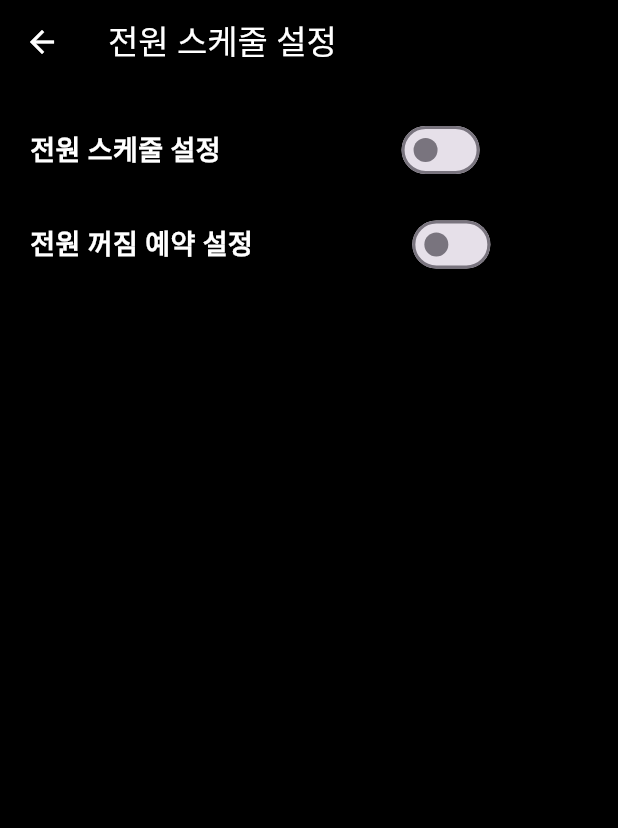
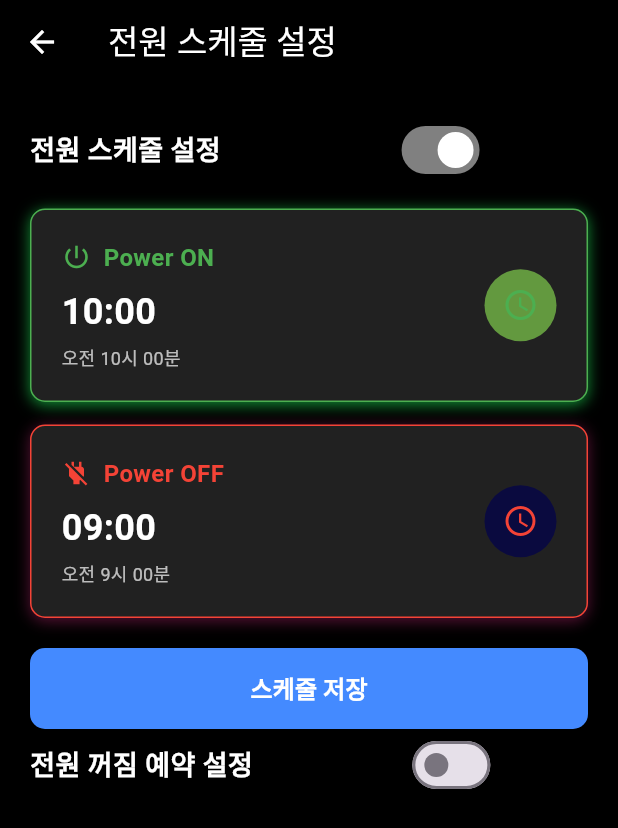
Before and after one commit to aergia-dev/moon_light_app, a Flutter app: the DevicePowerOnOffSchedule screen opened directly, on a phone screen of 412 x 824 dp. Shown: the top 828 px of the screen. Run offline on Flutter 3.47's test engine with Material 3 defaults, Android fonts, the light colour scheme and no system bars; our stand-ins replace flutter_blue_plus, flutter_colorpicker, lottie, permission_handler, shared_preferences; missing offline and left inert: flutter_cube, scroll_datetime_picker; accounts and stored records are empty.

Commit message:
add draft ui

```diff
--- a/lib/screens/device_power_onoff.dart
+++ b/lib/screens/device_power_onoff.dart
@@ -19,13 +19,58 @@ class _DevicePowerOnOffSchedule extends State<DevicePowerOnOffSchedule> {
   DateTime selectedPowerOnTime = DateTime.now();
   DateTime selectedPowerOffTime = DateTime.now().add(Duration(hours: 12));
   DateTime selectedDelayPowerOffTime = DateTime.now();
-  bool _isPowerScheduleOn = false;
-  bool _isReservedPowerOff = false;
+  bool _isPowerScheduleOnOff = false;
+  bool _isDelayPowerOff = false;
+
+  LedStatus _ledStatus = LedStatus(
+    isOn: false,
+    brightness: 0,
+    color: 0,
+    powerOnHour: 0,
+    powerOnMinute: 0,
+    powerOffHour: 0,
+    powerOffMinute: 0,
+    powerOffDelayMin: 0,
+  );
+
+  final BleService _bleService = BleService.instance;
 
   @override
   void initState() {
     super.initState();
-    //값을 어떻게 가져오나?
+    _ledStatus = BleService().getLedStatus();
+
+    selectedPowerOnTime = DateTime(
+      now.year,
+      now.month,
+      now.day,
+      10, //_ledStatus.powerOnHour,
+      _ledStatus.powerOnMinute,
+    );
+
+    selectedPowerOffTime = DateTime(
+      now.year,
+      now.month,
+      now.day,
+      9, //_ledStatus.powerOffHour,
+      _ledStatus.powerOffMinute,
+    );
+
+    selectedDelayPowerOffTime = DateTime(
+      now.year,
+      now.month,
+      now.day,
+      0,
+      _ledStatus.powerOffDelayMin,
+    );
+
+    _isPowerScheduleOnOff = selectedPowerOnTime.hour > 0 ||
+        selectedPowerOnTime.minute > 0 ||
+        selectedPowerOffTime.hour > 0 ||
+        selectedPowerOffTime.minute > 0;
+
+    _isDelayPowerOff = selectedDelayPowerOffTime.hour > 0 ||
+        selectedDelayPowerOffTime.minute > 0;
   }
 
   @override
@@ -34,9 +79,8 @@ class _DevicePowerOnOffSchedule extends State<DevicePowerOnOffSchedule> {
     super.dispose();
   }
 
-  // 시간 선택 팝업 표시
   void _showTimePickerDialog(
-      bool isPowerOn, void Function(DateTime selectedDateTime) saveCb) {
+      bool isPowerOn, void Function(DateTime selectedDateTime) updateCb) {
     DateTime currentTime =
         isPowerOn ? selectedPowerOnTime : selectedPowerOffTime;
     DateTimePickerController currentController =
@@ -179,11 +223,7 @@ class _DevicePowerOnOffSchedule extends State<DevicePowerOnOffSchedule> {
                         child: ElevatedButton(
                           onPressed: () {
                             setState(() {
-                              if (isPowerOn) {
-                                saveCb(tempSelectedDate);
-                              } else {
-                                saveCb(tempSelectedDate);
-                              }
+                              updateCb(tempSelectedDate);
                             });
                             Navigator.of(context).pop();
                           },
@@ -213,27 +253,6 @@ class _DevicePowerOnOffSchedule extends State<DevicePowerOnOffSchedule> {
         );
       },
     );
-  }
-
-  // 기기 이름 변경 함수 추가
-  void _changePowerOnOffTime() async {
-    if (_nameController.text.isEmpty) {
-      return;
-    }
-
-    setState(() {
-      _isChanging = true;
-    });
-
-    // 여기에 실제 기기 이름 변경 로직 구현
-    await Future.delayed(Duration(seconds: 2)); // 예시 지연
-
-    setState(() {
-      _isChanging = false;
-    });
-
-    // 성공 시 이전 화면으로 돌아가기
-    Navigator.of(context).pop();
   }
 
   @override
@@ -270,10 +289,10 @@ class _DevicePowerOnOffSchedule extends State<DevicePowerOnOffSchedule> {
                 ),
                 Icon(Icons.light_mode, size: 20),
                 Switch(
-                  value: _isPowerScheduleOn,
+                  value: _isPowerScheduleOnOff,
                   onChanged: (value) {
                     setState(() {
-                      _isPowerScheduleOn = value;
+                      _isPowerScheduleOnOff = value;
                     });
                   },
                   activeColor: Colors.white,
@@ -282,12 +301,12 @@ class _DevicePowerOnOffSchedule extends State<DevicePowerOnOffSchedule> {
               ],
             ),
             const SizedBox(height: 15),
-            if (_isPowerScheduleOn) ...[
+            if (_isPowerScheduleOnOff) ...[
               // Power On 시간 설정
               _buildPowerOnTimeSetting(),
               _buildPowerOffTimeSetting(),
               const SizedBox(height: 20),
-              // 저장 버튼
+              // power on/off 저장 버튼
               SizedBox(
                 width: double.infinity,
                 child: ElevatedButton(
@@ -329,10 +348,10 @@ class _DevicePowerOnOffSchedule extends State<DevicePowerOnOffSchedule> {
                 ),
                 Icon(Icons.light_mode, size: 20),
                 Switch(
-                  value: _isReservedPowerOff,
+                  value: _isDelayPowerOff,
                   onChanged: (value) {
                     setState(() {
-                      _isReservedPowerOff = value;
+                      _isDelayPowerOff = value;
                     });
                   },
                   activeColor: Colors.white,
@@ -340,100 +359,35 @@ class _DevicePowerOnOffSchedule extends State<DevicePowerOnOffSchedule> {
                 Icon(Icons.dark_mode, size: 20),
               ],
             ),
-            if (_isReservedPowerOff)
-              GestureDetector(
-                onTap: () => _showTimePickerDialog(false),
-                child: Container(
-                  width: double.infinity,
-                  padding: const EdgeInsets.all(20),
-                  decoration: BoxDecoration(
-                    color: Colors.grey[900],
-                    borderRadius: BorderRadius.circular(10),
-                    border: Border.all(
-                        color: const Color.fromARGB(255, 235, 48, 34)),
-                    boxShadow: [
-                      BoxShadow(
-                        color: const Color.fromARGB(255, 66, 110, 147)
-                            .withValues(
-                                red: 0.1, green: 0.1, blue: 0.8, alpha: 0.7),
-                        blurRadius: 8,
-                        offset: const Offset(0, 2),
-                      ),
-                    ],
-                  ),
-                  child: Row(
-                    mainAxisAlignment: MainAxisAlignment.spaceBetween,
-                    children: [
-                      Column(
-                        crossAxisAlignment: CrossAxisAlignment.start,
-                        children: [
-                          Row(
-                            children: [
-                              Icon(
-                                Icons.power_off,
-                                color: Colors.red,
-                                size: 20,
-                              ),
-                              const SizedBox(width: 8),
-                              const Text(
-                                '전원 꺼짐 예약 시간',
-                                style: TextStyle(
-                                  color: Colors.red,
-                                  fontSize: 16,
-                                  fontWeight: FontWeight.bold,
-                                ),
-                              ),
-                            ],
-                          ),
-                          const SizedBox(height: 8),
-                          Text(
-                            '${selectedPowerOffTime.hour.toString().padLeft(2, '0')}:${selectedPowerOffTime.minute.toString().padLeft(2, '0')}',
-                            style: const TextStyle(
-                              color: Colors.white,
-                              fontSize: 24,
-                              fontWeight: FontWeight.bold,
-                            ),
-                          ),
-                          const SizedBox(height: 4),
-                          Text(
-                            '${selectedPowerOffTime.hour * 60 + selectedPowerOffTime.minute} 분 후에 꺼짐',
-                            style: const TextStyle(
-                              color: Colors.white70,
-                              fontSize: 12,
-                            ),
-                          ),
-                        ],
-                      ),
-                      Container(
-                        padding: const EdgeInsets.all(12),
-                        decoration: BoxDecoration(
-                          color: Colors.blue.withValues(
-                              red: 0.1, green: 0.1, blue: 0.8, alpha: 0.7),
-                          borderRadius: BorderRadius.circular(50),
-                        ),
-                        child: const Icon(
-                          Icons.access_time,
-                          color: Colors.red,
-                          size: 24,
-                        ),
-                      ),
-                    ],
-                  ),
-                ),
-              )
+            if (_isDelayPowerOff) ...[
+              _buildDelayPowerOffTimeSetting(),
+            ],
           ],
         ),
       ),
     );
   }
 
+  void updatePowerOnCb(DateTime t) {
+    print("save power on time: ${t.hour}:${t.minute}");
+    selectedPowerOnTime = t;
+  }
+
+  void updatePowerOffCb(DateTime t) {
+    print("save power off time: ${t.hour}:${t.minute}");
+    selectedPowerOffTime = t;
+  }
+
+  void updateDelayPowerOffCb(DateTime t) {
+    print("save power off time: ${t.hour}:${t.minute}");
+    selectedDelayPowerOffTime = t;
+  }
+
   Widget _buildPowerOnTimeSetting() {
     return Column(
       children: [
         GestureDetector(
-          onTap: () => _showTimePickerDialog(
-            true,
-          ),
+          onTap: () => _showTimePickerDialog(true, updatePowerOnCb),
           child: Container(
             width: double.infinity,
             padding: const EdgeInsets.all(20),
@@ -520,7 +474,7 @@ class _DevicePowerOnOffSchedule extends State<DevicePowerOnOffSchedule> {
       children: [
         // Power Off 시간 설정
         GestureDetector(
-          onTap: () => _showTimePickerDialog(false),
+          onTap: () => _showTimePickerDialog(false, updatePowerOffCb),
           child: Container(
             width: double.infinity,
             padding: const EdgeInsets.all(20),
@@ -600,4 +554,179 @@ class _DevicePowerOnOffSchedule extends State<DevicePowerOnOffSchedule> {
       ],
     );
   }
+
+  Widget _buildDelayPowerOffTimeSetting() {
+    return Column(
+      children: [
+        // Power Off 시간 설정
+        GestureDetector(
+          onTap: () => _showTimePickerDialog(false, updateDelayPowerOffCb),
+          child: Container(
+            width: double.infinity,
+            padding: const EdgeInsets.all(20),
+            decoration: BoxDecoration(
+              color: Colors.grey[900],
+              borderRadius: BorderRadius.circular(10),
+              border: Border.all(color: Colors.red),
+              boxShadow: [
+                BoxShadow(
+                  color: Colors.red
+                      .withValues(red: 0.5, green: 0.1, blue: 0.3, alpha: 0.7),
+                  blurRadius: 8,
+                  offset: const Offset(0, 2),
+                ),
+              ],
+            ),
+            child: Row(
+              mainAxisAlignment: MainAxisAlignment.spaceBetween,
+              children: [
+                Column(
+                  crossAxisAlignment: CrossAxisAlignment.start,
+                  children: [
+                    Row(
+                      children: [
+                        Icon(
+                          Icons.power_off,
+                          color: Colors.red,
+                          size: 20,
+                        ),
+                        const SizedBox(width: 8),
+                        const Text(
+                          'Power OFF',
+                          style: TextStyle(
+                            color: Colors.red,
+                            fontSize: 16,
+                            fontWeight: FontWeight.bold,
+                          ),
+                        ),
+                      ],
+                    ),
+                    const SizedBox(height: 8),
+                    Text(
+                      '${selectedPowerOffTime.hour.toString().padLeft(2, '0')}:${selectedPowerOffTime.minute.toString().padLeft(2, '0')}',
+                      style: const TextStyle(
+                        color: Colors.white,
+                        fontSize: 24,
+                        fontWeight: FontWeight.bold,
+                      ),
+                    ),
+                    const SizedBox(height: 4),
+                    Text(
+                      '${selectedPowerOffTime.hour < 12 ? '오전' : '오후'} ${(selectedPowerOffTime.hour == 0 ? 12 : selectedPowerOffTime.hour > 12 ? selectedPowerOffTime.hour - 12 : selectedPowerOffTime.hour)}시 ${selectedPowerOffTime.minute.toString().padLeft(2, '0')}분',
+                      style: const TextStyle(
+                        color: Colors.white70,
+                        fontSize: 12,
+                      ),
+                    ),
+                  ],
+                ),
+                Container(
+                  padding: const EdgeInsets.all(12),
+                  decoration: BoxDecoration(
+                    color: Colors.green.withValues(
+                        red: 0.0, green: 0.0, blue: 0.3, alpha: 0.7),
+                    borderRadius: BorderRadius.circular(50),
+                  ),
+                  child: const Icon(
+                    Icons.access_time,
+                    color: Colors.red,
+                    size: 24,
+                  ),
+                ),
+              ],
+            ),
+          ),
+        ),
+        const SizedBox(height: 20),
+        // power on/off 저장 버튼
+        SizedBox(
+          width: double.infinity,
+          child: ElevatedButton(
+            onPressed: _changePowerOffDelayTime,
+            style: ElevatedButton.styleFrom(
+              backgroundColor: const Color.fromARGB(255, 104, 6, 161),
+              disabledBackgroundColor: Colors.grey[700],
+              padding: const EdgeInsets.symmetric(vertical: 15),
+              shape: RoundedRectangleBorder(
+                borderRadius: BorderRadius.circular(10),
+              ),
+            ),
+            child: const Text(
+              '전원 꺼짐 예약 저장',
+              style: TextStyle(
+                color: Colors.white,
+                fontSize: 16,
+                fontWeight: FontWeight.bold,
+              ),
+            ),
+          ),
+        ),
+      ],
+    );
+  }
+
+  _changePowerOnOffTime() async {
+    setState(() {
+      _isChanging = true;
+    });
+
+    try {
+      print("_changePowerOnOffTime");
+
+      // Update the ledStatus with the new power on/off times
+      _ledStatus.powerOnHour = selectedPowerOnTime.hour;
+      _ledStatus.powerOnMinute = selectedPowerOnTime.minute;
+      _ledStatus.powerOffHour = selectedPowerOffTime.hour;
+      _ledStatus.powerOffMinute = selectedPowerOffTime.minute;
+
+      // Send the updated status to the BLE service
+      await _bleService.applySchedulePowerOnOffTime(
+          selectedPowerOnTime, selectedPowerOffTime);
+
+      // Show success message
+      ScaffoldMessenger.of(context).showSnackBar(
+        const SnackBar(content: Text('전원 스케줄이 저장되었습니다.')),
+      );
+    } catch (e) {
+      // Handle any errors that occur during the update
+      ScaffoldMessenger.of(context).showSnackBar(
+        SnackBar(content: Text('오류 발생: $e')),
+      );
+    } finally {
+      setState(() {
+        _isChanging = false;
+      });
+    }
+  }
+
+  _changePowerOffDelayTime() async {
+    setState(() {
+      _isChanging = true;
+    });
+
+    try {
+      print("_changePowerOffDelayTime");
+
+      // Update the ledStatus with the new power on/off times
+      _ledStatus.powerOffDelayMin = selectedDelayPowerOffTime.minute;
+
+      // Send the updated status to the BLE service
+      await _bleService.applySchedulePowerOnOffTime(
+          selectedPowerOnTime, selectedPowerOffTime);
+
+      // Show success message
+      ScaffoldMessenger.of(context).showSnackBar(
+        const SnackBar(content: Text('전원 스케줄이 저장되었습니다.')),
+      );
+    } catch (e) {
+      // Handle any errors that occur during the update
+      ScaffoldMessenger.of(context).showSnackBar(
+        SnackBar(content: Text('오류 발생: $e')),
+      );
+    } finally {
+      setState(() {
+        _isChanging = false;
+      });
+    }
+  }
 }
```
Also changed, not shown: lib/services/ble_service.dart (+0 -14 lines).
